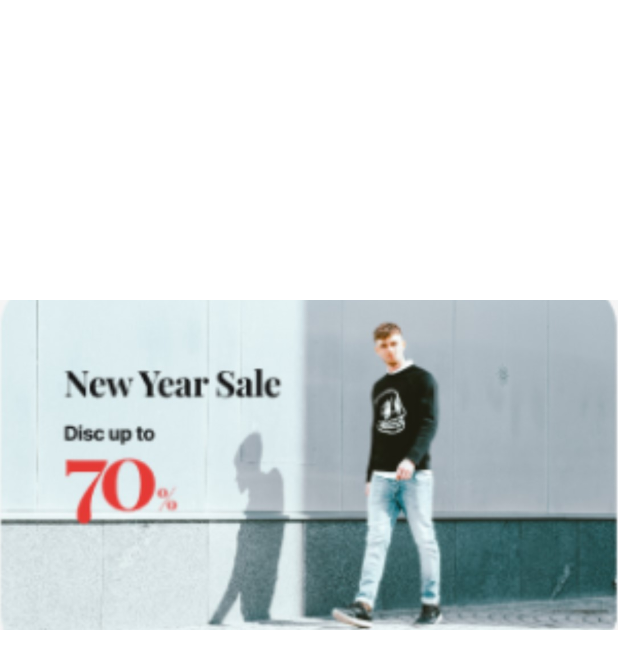
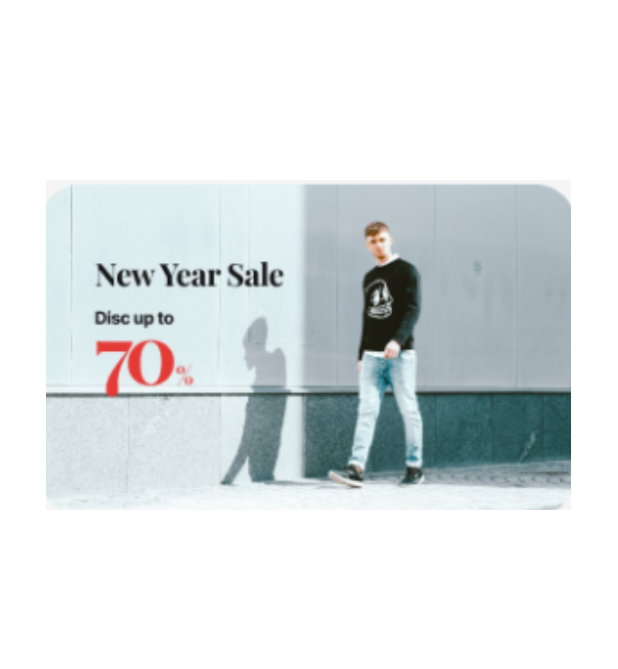
Before and after one commit to Mo-og/Module1MP, an Android app: the layout fragment_base.xml on its own in the app's theme, with its tools: preview values and no code run, on a phone screen of 412 x 824 dp. Shown: the top 669 px of the screen. Run offline under Robolectric (Android 15) with nearby library versions, the light colour scheme and no system bars.

Commit message:
images improvement

```diff
--- a/app/src/main/res/layout/activity_main.xml
+++ b/app/src/main/res/layout/activity_main.xml
@@ -14,10 +14,8 @@
         android:layout_height="match_parent" />
 
     <com.google.android.material.appbar.AppBarLayout
-
         android:layout_width="match_parent"
         android:layout_height="wrap_content">
-
 
         <com.google.android.material.appbar.MaterialToolbar
             android:id="@+id/topAppBar"
--- a/app/src/main/res/layout/fragment_base.xml
+++ b/app/src/main/res/layout/fragment_base.xml
@@ -3,16 +3,19 @@
     xmlns:tools="http://schemas.android.com/tools"
     android:layout_width="wrap_content"
     android:layout_height="220dp"
+    android:layout_gravity="center_horizontal|top"
     android:orientation="vertical"
-    android:translationY="200dp"
+    android:translationY="120dp"
     tools:context=".Sale1Fragment">
 
     <ImageView
+        android:id="@+id/image"
+        android:layout_width="350dp"
+        android:layout_height="226dp"
+        android:layout_gravity="center"
         android:contentDescription="@string/sale"
-        android:id="@+id/image"
-        android:layout_width="match_parent"
-        android:layout_height="226dp"
         android:scaleType="centerCrop"
+        android:textAlignment="center"
         tools:src="@drawable/sale1" />
 
 </LinearLayout>
```
